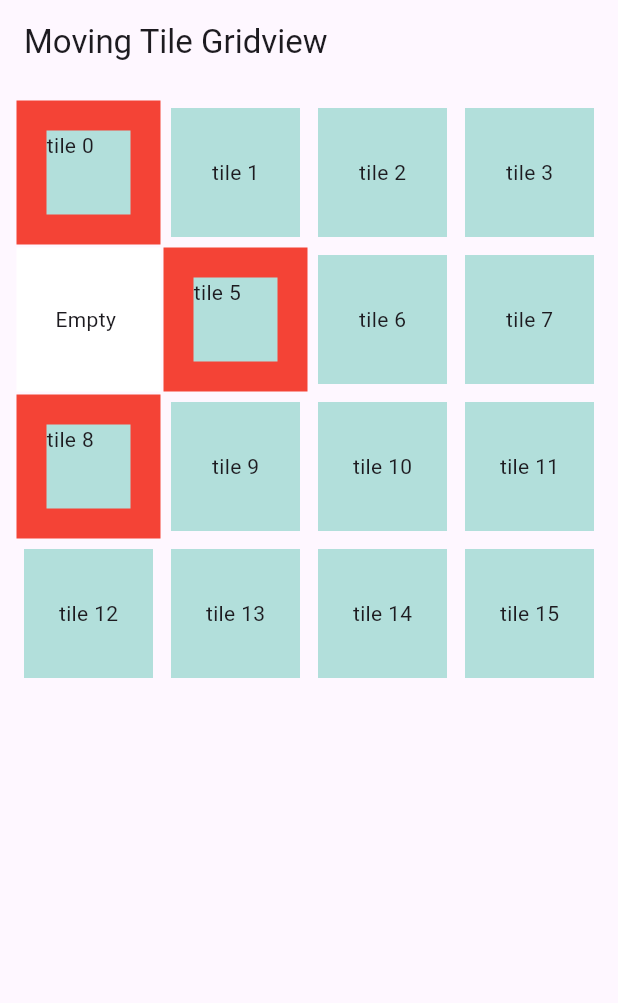
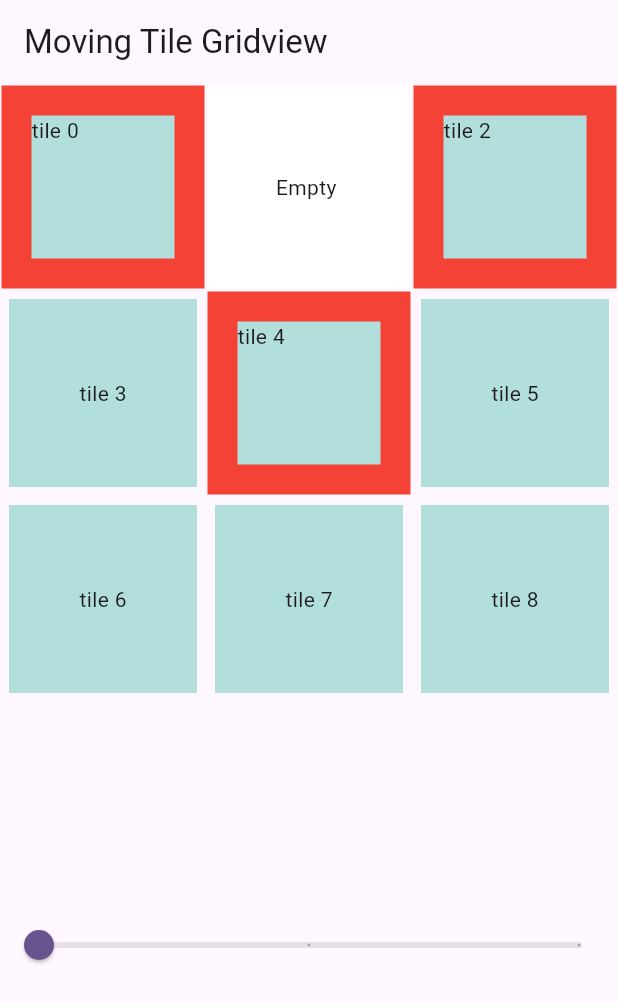
Before and after one commit to AlexisRebergues/AMSE_Flutter_REBERGUES, a Flutter app: the PositionedTilesGridview screen opened directly, on a phone screen of 412 x 824 dp. Shown: the top 1003 px of the screen. Run offline on Flutter 3.47's test engine with Material 2 defaults, Android fonts, the phone set to English and light mode, and no system bars; our stand-ins replace google_fonts; missing offline and left inert: dart:js.

Commit message:
ajout du changement du nombre de cases par ligne

```diff
--- a/jeu_taquin/jeu_taquin/lib/moving_tiles_gridview.dart
+++ b/jeu_taquin/jeu_taquin/lib/moving_tiles_gridview.dart
@@ -60,8 +60,8 @@ class PositionedTilesGridview extends StatefulWidget {
 }
 
 class PositionedTilesGridviewState extends State<PositionedTilesGridview> {
-  int nbPieceCote = 4;
-  int numeroEmpty = 4;
+  int nbPieceCote = 3;
+  int numeroEmpty = 1;
   List<Tile> tiles = [];
   @override
   Widget build(BuildContext context) {
@@ -70,9 +70,11 @@ class PositionedTilesGridviewState extends State<PositionedTilesGridview> {
         appBar: AppBar(
           title: Text("Moving Tile Gridview"),
         ),
-        body: Center(
+        body: Column(children: [
+          Center(
               child: Container(
-                padding: const EdgeInsets.all(10),
+                  height: 550,
+                  width: 720,
                   child: GridView.builder(
                       gridDelegate: SliverGridDelegateWithFixedCrossAxisCount(
                           crossAxisCount: nbPieceCote),
@@ -89,7 +91,21 @@ class PositionedTilesGridviewState extends State<PositionedTilesGridview> {
                             });
                           },
                         );
-                    }))));
+                      }))),
+          Slider(
+              value: nbPieceCote + 0.0,
+              min: 3,
+              max: 5,
+              divisions: 2,
+              label: nbPieceCote.round().toString(),
+              onChanged: (double value) {
+                setState(() {
+                  nbPieceCote = value.toInt();
+                  tiles = [];
+                  MiseajourListeTiles();
+                });
+              })
+        ]));
   }
 
   void MiseajourListeTiles() {
```
Lines whose indentation alone changed are shown as unchanged.
